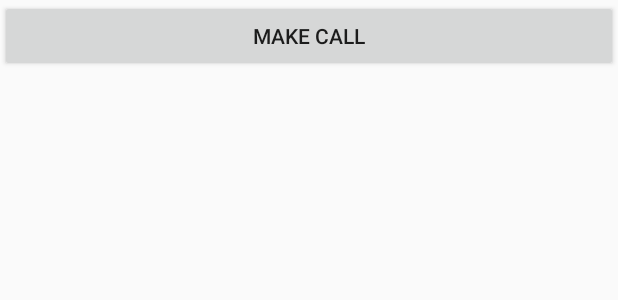
After one commit to FaceWallHan/SummerVacation, an Android app: the layout permission_layout.xml on its own in the app's theme, with its tools: preview values and no code run, on a phone screen of 412 x 824 dp. The commit adds this screen. Shown: the top 300 px of the screen. Run offline under Robolectric (Android 15) with nearby library versions, the phone set to English and light mode, and no system bars.

Commit message:
解决了昨天的问题，迭代器？，list时间排序，小试权限

```diff
--- a/app/src/main/AndroidManifest.xml
+++ b/app/src/main/AndroidManifest.xml
@@ -4,6 +4,7 @@
 
     <uses-permission android:name="android.permission.ACCESS_NETWORK_STATE" />
     <uses-permission android:name="android.permission.RECEIVE_BOOT_COMPLETED" />
+    <uses-permission android:name="android.permission.CALL_PHONE"/>
 
     <application
         android:name=".AppClient"
@@ -54,6 +55,7 @@
                 <!-- 指定http就可以和浏览器一样，能够响应打开网页的Intent了          /> -->
             </intent-filter>
         </activity>
+        <activity android:name=".activity.LitePalActivity"/>
         <activity android:name=".activity.SecondActivity">
             <intent-filter>
                 <action android:name="com.start.head.ACTION_START" />
@@ -64,7 +66,7 @@
         </activity>
         <activity android:name=".activity.LoginActivity"/>
         <activity
-            android:name=".activity.LitePalActivity"
+            android:name=".activity.PermissionActivity"
             android:label="This is FirstActivity">
             <intent-filter>
                 <action android:name="android.intent.action.MAIN" />
--- /dev/null
+++ b/app/src/main/res/layout/permission_layout.xml
@@ -0,0 +1,11 @@
+<?xml version="1.0" encoding="utf-8"?>
+<LinearLayout xmlns:android="http://schemas.android.com/apk/res/android"
+    android:orientation="vertical"
+    android:layout_width="match_parent"
+    android:layout_height="match_parent">
+    <Button
+        android:text="Make Call"
+        android:id="@+id/make_call"
+        android:layout_width="match_parent"
+        android:layout_height="wrap_content"/>
+</LinearLayout>
```
Also changed, not shown: app/src/main/java/com/start/head/activity/LitePalActivity.java (+26 -20 lines), app/src/main/java/com/start/head/activity/PermissionActivity.java (added, +70 -0 lines), 60 other files.
